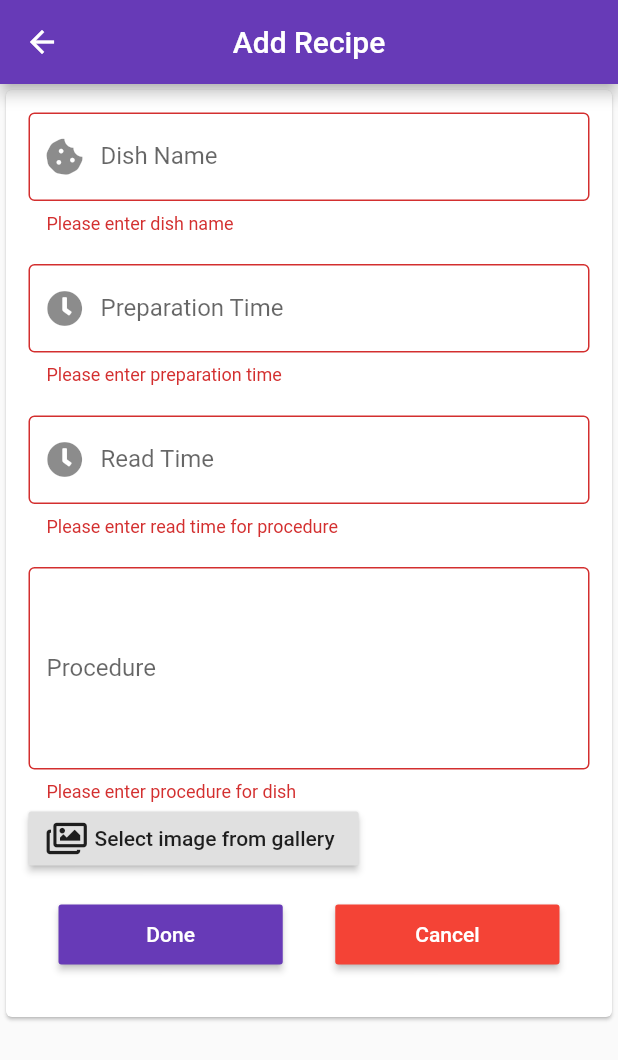
After one commit to girishgr8/Tasty-Homes, a Flutter app: the AddReceipe screen opened directly, after a tap on "Done", on a phone screen of 412 x 824 dp. The commit adds this screen. Shown: the top 1060 px of the screen. Run offline on Flutter 3.47's test engine with Material 2 defaults, Android fonts, the phone set to English and light mode, and no system bars; our stand-ins replace firebase_auth, font_awesome_flutter, google_sign_in, image_picker; accounts and stored records are empty.

Commit message:
Add Recipe page done

```diff
--- /dev/null
+++ b/lib/addRecipe.dart
@@ -0,0 +1,196 @@
+import 'package:firebase_auth/firebase_auth.dart';
+import 'package:flutter/material.dart';
+import 'package:font_awesome_flutter/font_awesome_flutter.dart';
+import 'package:image_picker/image_picker.dart';
+
+class AddReceipe extends StatefulWidget {
+  AddReceipe({Key key, this.firebaseUser}) : super(key: key);
+  final FirebaseUser firebaseUser;
+  @override
+  _AddReceipeState createState() => _AddReceipeState();
+}
+
+class _AddReceipeState extends State<AddReceipe> {
+  final _formKey = GlobalKey<FormState>();
+
+  pickImageFromGallery(ImageSource source) {
+    setState(() {
+      ImagePicker.pickImage(source: source);
+    });
+  }
+
+  Widget _buildSmallInputs() {
+    return SingleChildScrollView(
+      child: Card(
+        child: Container(
+          padding: EdgeInsets.all(15.0),
+          child: Form(
+            key: _formKey,
+            child: Column(
+              crossAxisAlignment: CrossAxisAlignment.start,
+              children: <Widget>[
+                TextFormField(
+                  decoration: const InputDecoration(
+                    hasFloatingPlaceholder: true,
+                    labelText: 'Dish Name',
+                    prefixIcon: Icon(FontAwesomeIcons.cookieBite),
+                    labelStyle: TextStyle(fontSize: 16.0),
+                    border: OutlineInputBorder(
+                        borderRadius: BorderRadius.all(Radius.circular(4.0))),
+                  ),
+                  validator: (value) {
+                    if (value.isEmpty) {
+                      return 'Please enter dish name';
+                    }
+                    return null;
+                  },
+                ),
+                Padding(
+                  padding: EdgeInsets.symmetric(vertical: 10.0),
+                ),
+                TextFormField(
+                  keyboardType: TextInputType.numberWithOptions(decimal: false),
+                  decoration: const InputDecoration(
+                    hasFloatingPlaceholder: true,
+                    labelText: 'Preparation Time',
+                    prefixIcon: Icon(FontAwesomeIcons.solidClock),
+                    suffixText: 'minutes',
+                    labelStyle: TextStyle(fontSize: 16.0),
+                    border: OutlineInputBorder(
+                      borderRadius: BorderRadius.all(Radius.circular(4.0)),
+                    ),
+                  ),
+                  validator: (value) {
+                    if (value.isEmpty) {
+                      return 'Please enter preparation time';
+                    }
+                    return null;
+                  },
+                ),
+                Padding(
+                  padding: EdgeInsets.symmetric(vertical: 10.0),
+                ),
+                TextFormField(
+                  keyboardType: TextInputType.numberWithOptions(decimal: false),
+                  decoration: const InputDecoration(
+                    hasFloatingPlaceholder: true,
+                    labelText: 'Read Time',
+                    prefixIcon: Icon(FontAwesomeIcons.solidClock),
+                    suffixText: 'minutes',
+                    labelStyle: TextStyle(fontSize: 16.0),
+                    border: OutlineInputBorder(
+                      borderRadius: BorderRadius.all(Radius.circular(4.0)),
+                    ),
+                  ),
+                  validator: (value) {
+                    if (value.isEmpty) {
+                      return 'Please enter read time for procedure';
+                    }
+                    return null;
+                  },
+                ),
+                Padding(
+                  padding: EdgeInsets.symmetric(vertical: 10.0),
+                ),
+                TextFormField(
+                  minLines: 5,
+                  maxLines: 500,
+                  toolbarOptions: ToolbarOptions(
+                    copy: true,
+                    selectAll: true,
+                    paste: true,
+                    cut: true,
+                  ),
+                  decoration: const InputDecoration(
+                    hasFloatingPlaceholder: true,
+                    labelText: 'Procedure',
+                    labelStyle: TextStyle(fontSize: 16.0),
+                    border: OutlineInputBorder(
+                      borderRadius: BorderRadius.all(Radius.circular(4.0)),
+                    ),
+                  ),
+                  validator: (value) {
+                    if (value.isEmpty) {
+                      return 'Please enter procedure for dish';
+                    }
+                    return null;
+                  },
+                ),
+                RaisedButton.icon(
+                  icon: Icon(
+                    FontAwesomeIcons.images,
+                  ),
+                  label: Text('Select image from gallery'),
+                  onPressed: () => pickImageFromGallery(ImageSource.gallery),
+                ),
+                Padding(
+                  padding: const EdgeInsets.symmetric(vertical: 16.0),
+                  child: Center(
+                    child: Padding(
+                      padding: const EdgeInsets.symmetric(horizontal: 20.0),
+                      child: Row(
+                        children: <Widget>[
+                          Expanded(
+                            child: RaisedButton(
+                              // icon: Icon(FontAwesomeIcons.arrowRight),
+                              child: Text(
+                                'Done',
+                                style: TextStyle(
+                                  color: Colors.white,
+                                ),
+                              ),
+                              color: Colors.deepPurple,
+                              padding: EdgeInsets.symmetric(vertical: 12.0),
+                              onPressed: () {
+                                // Validate will return true if the form is valid, or false if
+                                // the form is invalid.
+                                if (_formKey.currentState.validate()) {
+                                  // Process data.
+                                  print('Now add to Cloud Store');
+                                }
+                              },
+                            ),
+                          ),
+                          SizedBox(
+                            width: 35.0,
+                          ),
+                          Expanded(
+                            child: RaisedButton(
+                              // icon: Icon(FontAwesomeIcons.arrowLeft),
+                              child: Text(
+                                'Cancel',
+                                style: TextStyle(
+                                  color: Colors.white,
+                                ),
+                              ),
+                              color: Colors.red,
+                              padding: EdgeInsets.symmetric(vertical: 12.0),
+                              onPressed: () {},
+                            ),
+                          ),
+                        ],
+                      ),
+                    ),
+                  ),
+                ),
+              ],
+            ),
+          ),
+        ),
+      ),
+    );
+  }
+
+  @override
+  Widget build(BuildContext context) {
+    return SafeArea(
+      child: Scaffold(
+        appBar: AppBar(
+          title: Text('Add Recipe'),
+          centerTitle: true,
+        ),
+        body: _buildSmallInputs(),
+      ),
+    );
+  }
+}
--- a/lib/main.dart
+++ b/lib/main.dart
@@ -15,6 +15,7 @@ class MyApp extends StatelessWidget {
   Widget build(BuildContext context) {
     return MaterialApp(
       title: 'Recipe Book',
+      debugShowCheckedModeBanner: false,
       theme: ThemeData(
           primarySwatch: Colors.deepPurple,
           primaryColor: debugDefaultTargetPlatformOverride == TargetPlatform.iOS
@@ -43,7 +44,6 @@ class MyHomePage extends StatefulWidget {
 class _MyHomePageState extends State<MyHomePage> {
   final FirebaseAuth _auth = FirebaseAuth.instance;
   final GoogleSignIn _googleSignIn = GoogleSignIn();
-
   Future<FirebaseUser> _signIn() async {
     GoogleSignInAccount googleUser = await _googleSignIn.signIn();
     GoogleSignInAuthentication googleAuth = await googleUser.authentication;
--- a/lib/profile.dart
+++ b/lib/profile.dart
@@ -14,7 +14,7 @@ class _ProfileState extends State<Profile> {
       height: size.height / 2.6,
       decoration: BoxDecoration(
         image: DecorationImage(
-          image: AssetImage('assets/profile-background.jpg'),
+          image: AssetImage('assets/images/profile-background.jpg'),
           fit: BoxFit.cover,
         ),
       ),
--- a/pubspec.yaml
+++ b/pubspec.yaml
@@ -26,6 +26,7 @@ dependencies:
   firebase_auth:
   google_sign_in:
   font_awesome_flutter: ^8.5.0
+  image_picker:
 
 dev_dependencies:
   flutter_test:
@@ -42,7 +43,7 @@ flutter:
   uses-material-design: true
   # To add assets to your application, add an assets section, like this:
   assets:
-    - profile-background.jpg
+    - assets/images/profile-background.jpg
   # An image asset can refer to one or more resolution-specific "variants", see
   # https://flutter.dev/assets-and-images/#resolution-aware.
   # For details regarding adding assets from package dependencies, see
```
Also changed, not shown: lib/dashboard.dart (+129 -5 lines), assets/images/profile-background.jpg (added), assets/profile-background.jpg (deleted), pubspec.lock, 3 other files.
